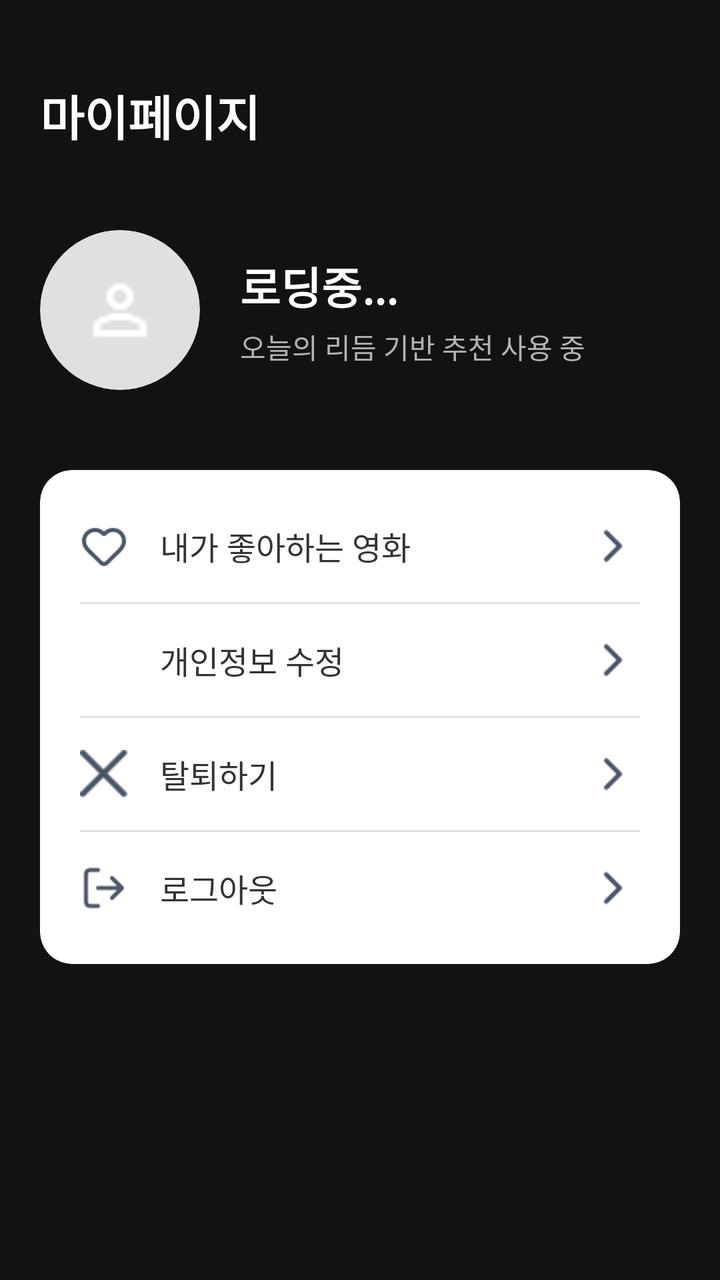
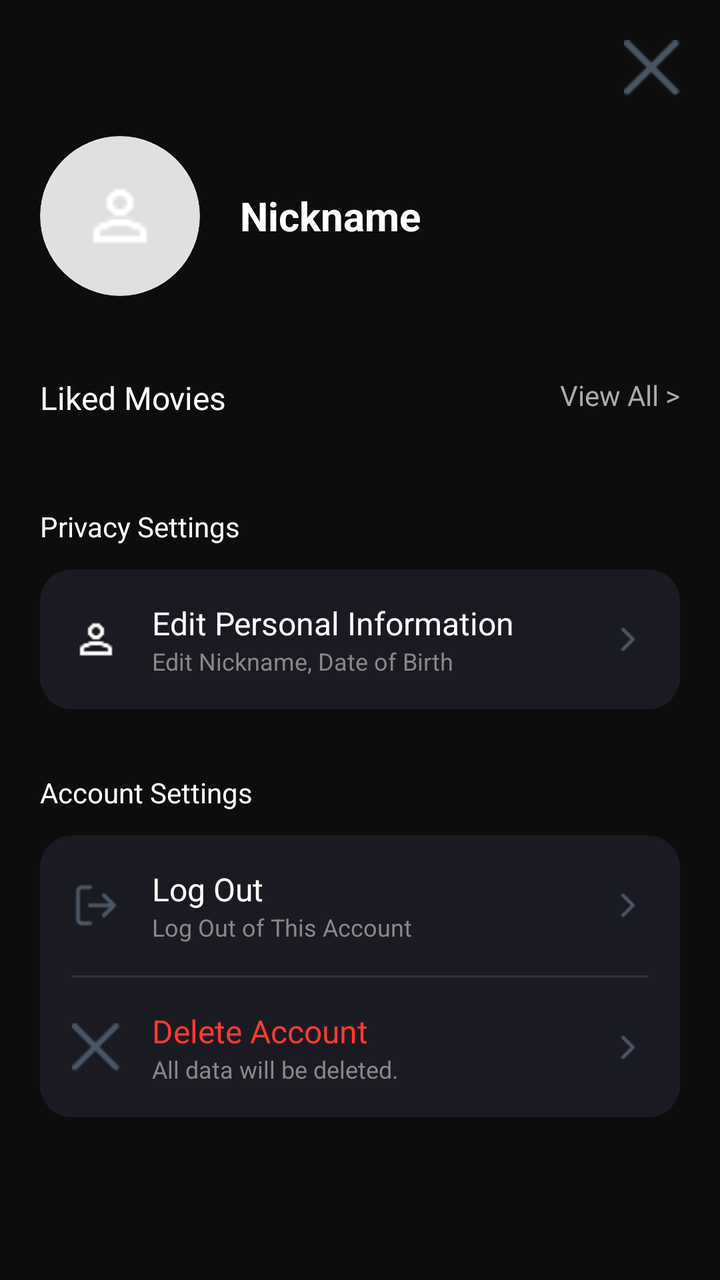

The first picture is an Android layout as it rendered before a commit; the second is the same layout after the commit. The layout source and the unified diff follow.
<!-- AndroidManifest.xml: application theme Theme.App.Starting -->
<!-- res/layout/fragment_my_page.xml -->
<?xml version="1.0" encoding="utf-8"?>
<androidx.constraintlayout.widget.ConstraintLayout
    xmlns:android="http://schemas.android.com/apk/res/android"
    xmlns:app="http://schemas.android.com/apk/res-auto"
    xmlns:tools="http://schemas.android.com/tools"
    android:layout_width="match_parent"
    android:layout_height="match_parent"
    android:background="#121212"
    android:padding="20dp">

    <TextView
        android:id="@+id/tv_page_title"
        android:layout_width="wrap_content"
        android:layout_height="wrap_content"
        android:text="마이페이지"
        android:textColor="#FFFFFF"
        android:textSize="24sp"
        android:textStyle="bold"
        android:layout_marginTop="20dp"
        app:layout_constraintStart_toStartOf="parent"
        app:layout_constraintTop_toTopOf="parent" />

    <androidx.cardview.widget.CardView
        android:id="@+id/cv_profile_image"
        android:layout_width="80dp"
        android:layout_height="80dp"
        android:layout_marginTop="40dp"
        app:cardCornerRadius="40dp"
        app:cardBackgroundColor="#E0E0E0"
        app:cardElevation="0dp"
        app:layout_constraintStart_toStartOf="parent"
        app:layout_constraintTop_toBottomOf="@id/tv_page_title">

        <ImageView
            android:id="@+id/iv_profile_icon"
            android:layout_width="match_parent"
            android:layout_height="match_parent"
            android:padding="20dp"
            android:src="@drawable/ic_person"
            app:tint="#888888" />
    </androidx.cardview.widget.CardView>

    <TextView
        android:id="@+id/tv_user_name"
        android:layout_width="wrap_content"
        android:layout_height="wrap_content"
        android:text="로딩중..."
        android:textColor="#FFFFFF"
        android:textSize="22sp"
        android:textStyle="bold"
        android:layout_marginStart="20dp"
        app:layout_constraintStart_toEndOf="@id/cv_profile_image"
        app:layout_constraintTop_toTopOf="@id/cv_profile_image"
        app:layout_constraintBottom_toTopOf="@id/tv_user_status"
        app:layout_constraintVertical_chainStyle="packed"/>

    <TextView
        android:id="@+id/tv_user_status"
        android:layout_width="wrap_content"
        android:layout_height="wrap_content"
        android:text="오늘의 리듬 기반 추천 사용 중"
        android:textColor="#B3B3B3"
        android:textSize="14sp"
        android:layout_marginStart="20dp"
        android:layout_marginTop="4dp"
        app:layout_constraintStart_toEndOf="@id/cv_profile_image"
        app:layout_constraintTop_toBottomOf="@id/tv_user_name"
        app:layout_constraintBottom_toBottomOf="@id/cv_profile_image"/>

    <androidx.cardview.widget.CardView
        android:layout_width="match_parent"
        android:layout_height="wrap_content"
        android:layout_marginTop="40dp"
        app:cardCornerRadius="16dp"
        app:cardBackgroundColor="#FFFFFF"
        app:cardElevation="0dp"
        app:layout_constraintTop_toBottomOf="@id/cv_profile_image"
        app:layout_constraintStart_toStartOf="parent"
        app:layout_constraintEnd_toEndOf="parent">

        <LinearLayout
            android:layout_width="match_parent"
            android:layout_height="wrap_content"
            android:orientation="vertical"
            android:paddingVertical="10dp">

            <LinearLayout
                android:id="@+id/btn_favorite_movies"
                android:layout_width="match_parent"
                android:layout_height="56dp"
                android:gravity="center_vertical"
                android:clickable="true"
                android:focusable="true"
                android:background="?attr/selectableItemBackground"
                android:paddingHorizontal="20dp">

                <ImageView
                    android:layout_width="24dp"
                    android:layout_height="24dp"
                    android:src="@drawable/ic_emotional"
                    app:tint="#555555"/>
                <TextView
                    android:layout_width="0dp"
                    android:layout_height="wrap_content"
                    android:layout_weight="1"
                    android:text="내가 좋아하는 영화"
                    android:textColor="#333333"
                    android:textSize="16sp"
                    android:layout_marginStart="16dp"/>

                <ImageView
                    android:layout_width="27dp"
                    android:layout_height="wrap_content"
                    android:src="@drawable/ic_to_go"
                    app:tint="#99A1AF" />
            </LinearLayout>

            <View android:layout_width="match_parent" android:layout_height="1dp" android:background="#E0E0E0" android:layout_marginHorizontal="20dp"/>

            <LinearLayout
                android:id="@+id/btn_edit_profile"
                android:layout_width="match_parent"
                android:layout_height="56dp"
                android:gravity="center_vertical"
                android:clickable="true"
                android:focusable="true"
                android:background="?attr/selectableItemBackground"
                android:paddingHorizontal="20dp">

                <ImageView
                    android:layout_width="24dp"
                    android:layout_height="24dp"
                    android:src="@drawable/ic_person"
                    app:tint="#555555"/>
                <TextView
                    android:layout_width="0dp"
                    android:layout_height="wrap_content"
                    android:layout_weight="1"
                    android:text="개인정보 수정"
                    android:textColor="#333333"
                    android:textSize="16sp"
                    android:layout_marginStart="16dp"/>

                <ImageView
                    android:layout_width="27dp"
                    android:layout_height="wrap_content"
                    android:src="@drawable/ic_to_go"
                    app:tint="#99A1AF" />
            </LinearLayout>

            <View android:layout_width="match_parent" android:layout_height="1dp" android:background="#E0E0E0" android:layout_marginHorizontal="20dp"/>

            <LinearLayout
                android:id="@+id/btn_delete_account"
                android:layout_width="match_parent"
                android:layout_height="56dp"
                android:gravity="center_vertical"
                android:clickable="true"
                android:focusable="true"
                android:background="?attr/selectableItemBackground"
                android:paddingHorizontal="20dp">

                <ImageView
                    android:layout_width="24dp"
                    android:layout_height="24dp"
                    android:src="@drawable/ic_close"
                    app:tint="#555555"/>
                <TextView
                    android:layout_width="0dp"
                    android:layout_height="wrap_content"
                    android:layout_weight="1"
                    android:text="탈퇴하기"
                    android:textColor="#333333"
                    android:textSize="16sp"
                    android:layout_marginStart="16dp"/>

                <ImageView
                    android:layout_width="27dp"
                    android:layout_height="wrap_content"
                    android:src="@drawable/ic_to_go"
                    app:tint="#99A1AF" />
            </LinearLayout>

            <View android:layout_width="match_parent" android:layout_height="1dp" android:background="#E0E0E0" android:layout_marginHorizontal="20dp"/>

            <LinearLayout
                android:id="@+id/btn_logout"
                android:layout_width="match_parent"
                android:layout_height="56dp"
                android:gravity="center_vertical"
                android:clickable="true"
                android:focusable="true"
                android:background="?attr/selectableItemBackground"
                android:paddingHorizontal="20dp">

                <ImageView
                    android:layout_width="24dp"
                    android:layout_height="24dp"
                    android:src="@drawable/ic_logout"
                    app:tint="#555555"/>
                <TextView
                    android:layout_width="0dp"
                    android:layout_height="wrap_content"
                    android:layout_weight="1"
                    android:text="로그아웃"
                    android:textColor="#333333"
                    android:textSize="16sp"
                    android:layout_marginStart="16dp"/>

                <ImageView
                    android:layout_width="27dp"
                    android:layout_height="wrap_content"
                    android:src="@drawable/ic_to_go"
                    app:tint="#99A1AF" />
            </LinearLayout>

        </LinearLayout>
    </androidx.cardview.widget.CardView>

</androidx.constraintlayout.widget.ConstraintLayout>
<!-- resources referenced by this layout -->
<resources>
  <!-- drawable ic_close: png bitmap (drawable, 313 bytes) -->
  <!-- drawable ic_emotional: png bitmap (drawable, 720 bytes) -->
  <!-- drawable ic_logout: png bitmap (drawable, 437 bytes) -->
  <!-- drawable ic_person: png bitmap (drawable, 398 bytes) -->
  <!-- drawable ic_to_go: png bitmap (drawable, 201 bytes) -->
  <style name="Theme.App.Starting" parent="Theme.SplashScreen">
          <item name="windowSplashScreenBackground">#121212</item>
          <item name="windowSplashScreenAnimatedIcon">@drawable/ic_main</item>
          <item name="postSplashScreenTheme">@style/Theme.LMHYMVandroid</item>
      </style>
  <!-- drawable ic_main: png bitmap (drawable, 189303 bytes) -->
  <style name="Theme.LMHYMVandroid" parent="Theme.Material3.Light.NoActionBar">
      </style>
</resources>

<!-- the commit's change to res/layout/fragment_my_page.xml (unified diff, before → after) -->
@@ -1,220 +1,226 @@
 <?xml version="1.0" encoding="utf-8"?>
-<androidx.constraintlayout.widget.ConstraintLayout
-    xmlns:android="http://schemas.android.com/apk/res/android"
+<androidx.core.widget.NestedScrollView xmlns:android="http://schemas.android.com/apk/res/android"
     xmlns:app="http://schemas.android.com/apk/res-auto"
-    xmlns:tools="http://schemas.android.com/tools"
     android:layout_width="match_parent"
     android:layout_height="match_parent"
-    android:background="#121212"
+    android:background="#0D0D0D"> <LinearLayout
+    android:layout_width="match_parent"
+    android:layout_height="wrap_content"
+    android:orientation="vertical"
     android:padding="20dp">
 
+    <ImageView
+        android:id="@+id/btn_close_mypage"
+        android:layout_width="28dp"
+        android:layout_height="28dp"
+        android:layout_gravity="end"
+        android:src="@drawable/ic_close"
+        app:tint="#FFFFFF" />
+
+    <LinearLayout
+        android:layout_width="match_parent"
+        android:layout_height="wrap_content"
+        android:orientation="horizontal"
+        android:gravity="center_vertical"
+        android:layout_marginTop="20dp">
+
+        <androidx.cardview.widget.CardView
+            android:layout_width="80dp"
+            android:layout_height="80dp"
+            app:cardCornerRadius="40dp"
+            app:cardBackgroundColor="#E0E0E0"
+            app:cardElevation="0dp">
+            <ImageView
+                android:layout_width="match_parent"
+                android:layout_height="match_parent"
+                android:padding="20dp"
+                android:src="@drawable/ic_person"
+                app:tint="#555555" />
+        </androidx.cardview.widget.CardView>
+
+        <TextView
+            android:id="@+id/tv_user_name"
+            android:layout_width="wrap_content"
+            android:layout_height="wrap_content"
+            android:layout_marginStart="20dp"
+            android:text="Nickname"
+            android:textColor="#FFFFFF"
+            android:textSize="20sp"
+            android:textStyle="bold" />
+    </LinearLayout>
+
+    <RelativeLayout
+        android:layout_width="match_parent"
+        android:layout_height="wrap_content"
+        android:layout_marginTop="40dp"
+        android:layout_marginBottom="12dp">
+
+        <TextView
+            android:layout_width="wrap_content"
+            android:layout_height="wrap_content"
+            android:text="Liked Movies"
+            android:textColor="#FFFFFF"
+            android:textSize="16sp" />
+
+        <TextView
+            android:id="@+id/btn_view_all_movies"
+            android:layout_width="wrap_content"
+            android:layout_height="wrap_content"
+            android:layout_alignParentEnd="true"
+            android:text="View All >"
+            android:textColor="#AAAAAA"
+            android:textSize="14sp" />
+    </RelativeLayout>
+
+    <androidx.recyclerview.widget.RecyclerView
+        android:id="@+id/rv_liked_movies_horizontal"
+        android:layout_width="match_parent"
+        android:layout_height="wrap_content"
+        android:clipToPadding="false"
+        android:orientation="horizontal"
+        app:layoutManager="androidx.recyclerview.widget.LinearLayoutManager" />
+
     <TextView
-        android:id="@+id/tv_page_title"
         android:layout_width="wrap_content"
         android:layout_height="wrap_content"
-        android:text="마이페이지"
+        android:layout_marginTop="32dp"
+        android:text="Privacy Settings"
         android:textColor="#FFFFFF"
-        android:textSize="24sp"
-        android:textStyle="bold"
-        android:layout_marginTop="20dp"
-        app:layout_constraintStart_toStartOf="parent"
-        app:layout_constraintTop_toTopOf="parent" />
-
-    <androidx.cardview.widget.CardView
-        android:id="@+id/cv_profile_image"
-        android:layout_width="80dp"
-        android:layout_height="80dp"
-        android:layout_marginTop="40dp"
-        app:cardCornerRadius="40dp"
-        app:cardBackgroundColor="#E0E0E0"
-        app:cardElevation="0dp"
-        app:layout_constraintStart_toStartOf="parent"
-        app:layout_constraintTop_toBottomOf="@id/tv_page_title">
-
+        android:textSize="14sp"
+        android:layout_marginBottom="12dp"/>
+
+    <LinearLayout
+        android:id="@+id/btn_edit_profile"
+        android:layout_width="match_parent"
+        android:layout_height="wrap_content"
+        android:background="@drawable/bg_setting_card"
+        android:orientation="horizontal"
+        android:gravity="center_vertical"
+        android:padding="16dp">
         <ImageView
-            android:id="@+id/iv_profile_icon"
+            android:layout_width="24dp"
+            android:layout_height="24dp"
+            android:src="@drawable/ic_person"
+            app:tint="#888888"/>
+        <LinearLayout
+            android:layout_width="0dp"
+            android:layout_height="wrap_content"
+            android:layout_weight="1"
+            android:orientation="vertical"
+            android:layout_marginStart="16dp">
+            <TextView
+                android:layout_width="wrap_content"
+                android:layout_height="wrap_content"
+                android:text="Edit Personal Information"
+                android:textColor="#FFFFFF"
+                android:textSize="16sp" />
+            <TextView
+                android:layout_width="wrap_content"
+                android:layout_height="wrap_content"
+                android:text="Edit Nickname, Date of Birth"
+                android:textColor="#888888"
+                android:textSize="12sp" />
+        </LinearLayout>
+        <ImageView
+            android:layout_width="20dp"
+            android:layout_height="20dp"
+            android:src="@drawable/ic_to_go"
+            app:tint="#888888"/>
+    </LinearLayout>
+
+    <TextView
+        android:layout_width="wrap_content"
+        android:layout_height="wrap_content"
+        android:layout_marginTop="32dp"
+        android:text="Account Settings"
+        android:textColor="#FFFFFF"
+        android:textSize="14sp"
+        android:layout_marginBottom="12dp"/>
+
+    <LinearLayout
+        android:layout_width="match_parent"
+        android:layout_height="wrap_content"
+        android:background="@drawable/bg_setting_card"
+        android:orientation="vertical">
+
+        <LinearLayout
+            android:id="@+id/btn_logout"
             android:layout_width="match_parent"
-            android:layout_height="match_parent"
-            android:padding="20dp"
-            android:src="@drawable/ic_person"
-            app:tint="#888888" />
-    </androidx.cardview.widget.CardView>
-
-    <TextView
-        android:id="@+id/tv_user_name"
-        android:layout_width="wrap_content"
-        android:layout_height="wrap_content"
-        android:text="로딩중..."
-        android:textColor="#FFFFFF"
-        android:textSize="22sp"
-        android:textStyle="bold"
-        android:layout_marginStart="20dp"
-        app:layout_constraintStart_toEndOf="@id/cv_profile_image"
-        app:layout_constraintTop_toTopOf="@id/cv_profile_image"
-        app:layout_constraintBottom_toTopOf="@id/tv_user_status"
-        app:layout_constraintVertical_chainStyle="packed"/>
-
-    <TextView
-        android:id="@+id/tv_user_status"
-        android:layout_width="wrap_content"
-        android:layout_height="wrap_content"
-        android:text="오늘의 리듬 기반 추천 사용 중"
-        android:textColor="#B3B3B3"
-        android:textSize="14sp"
-        android:layout_marginStart="20dp"
-        android:layout_marginTop="4dp"
-        app:layout_constraintStart_toEndOf="@id/cv_profile_image"
-        app:layout_constraintTop_toBottomOf="@id/tv_user_name"
-        app:layout_constraintBottom_toBottomOf="@id/cv_profile_image"/>
-
-    <androidx.cardview.widget.CardView
-        android:layout_width="match_parent"
-        android:layout_height="wrap_content"
-        android:layout_marginTop="40dp"
-        app:cardCornerRadius="16dp"
-        app:cardBackgroundColor="#FFFFFF"
-        app:cardElevation="0dp"
-        app:layout_constraintTop_toBottomOf="@id/cv_profile_image"
-        app:layout_constraintStart_toStartOf="parent"
-        app:layout_constraintEnd_toEndOf="parent">
+            android:layout_height="wrap_content"
+            android:orientation="horizontal"
+            android:gravity="center_vertical"
+            android:padding="16dp">
+            <ImageView
+                android:layout_width="24dp"
+                android:layout_height="24dp"
+                android:src="@drawable/ic_logout"
+                app:tint="#888888"/>
+            <LinearLayout
+                android:layout_width="0dp"
+                android:layout_height="wrap_content"
+                android:layout_weight="1"
+                android:orientation="vertical"
+                android:layout_marginStart="16dp">
+                <TextView
+                    android:layout_width="wrap_content"
+                    android:layout_height="wrap_content"
+                    android:text="Log Out"
+                    android:textColor="#FFFFFF"
+                    android:textSize="16sp" />
+                <TextView
+                    android:layout_width="wrap_content"
+                    android:layout_height="wrap_content"
+                    android:text="Log Out of This Account"
+                    android:textColor="#888888"
+                    android:textSize="12sp" />
+            </LinearLayout>
+            <ImageView
+                android:layout_width="20dp"
+                android:layout_height="20dp"
+                android:src="@drawable/ic_to_go"
+                app:tint="#888888"/>
+        </LinearLayout>
+
+        <View android:layout_width="match_parent" android:layout_height="1dp" android:background="#333333" android:layout_marginHorizontal="16dp"/>
 
         <LinearLayout
+            android:id="@+id/btn_delete_account"
             android:layout_width="match_parent"
             android:layout_height="wrap_content"
-            android:orientation="vertical"
-            android:paddingVertical="10dp">
-
+            android:orientation="horizontal"
+            android:gravity="center_vertical"
+            android:padding="16dp">
+            <ImageView
+                android:layout_width="24dp"
+                android:layout_height="24dp"
+                android:src="@drawable/ic_close"
+                app:tint="#888888"/>
             <LinearLayout
-                android:id="@+id/btn_favorite_movies"
-                android:layout_width="match_parent"
-                android:layout_height="56dp"
-                android:gravity="center_vertical"
-                android:clickable="true"
-                android:focusable="true"
-                android:background="?attr/selectableItemBackground"
-                android:paddingHorizontal="20dp">
-
-                <ImageView
-                    android:layout_width="24dp"
-                    android:layout_height="24dp"
-                    android:src="@drawable/ic_emotional"
-                    app:tint="#555555"/>
-                <TextView
-                    android:layout_width="0dp"
-                    android:layout_height="wrap_content"
-                    android:layout_weight="1"
-                    android:text="내가 좋아하는 영화"
-                    android:textColor="#333333"
-                    android:textSize="16sp"
-                    android:layout_marginStart="16dp"/>
-
-                <ImageView
-                    android:layout_width="27dp"
-                    android:layout_height="wrap_content"
-                    android:src="@drawable/ic_to_go"
-                    app:tint="#99A1AF" />
+                android:layout_width="0dp"
+                android:layout_height="wrap_content"
+                android:layout_weight="1"
+                android:orientation="vertical"
+                android:layout_marginStart="16dp">
+                <TextView
+                    android:layout_width="wrap_content"
+                    android:layout_height="wrap_content"
+                    android:text="Delete Account"
+                    android:textColor="#FF3B30"
+                    android:textSize="16sp" />
+                <TextView
+                    android:layout_width="wrap_content"
+                    android:layout_height="wrap_content"
+                    android:text="All data will be deleted."
+                    android:textColor="#888888"
+                    android:textSize="12sp" />
             </LinearLayout>
-
-            <View android:layout_width="match_parent" android:layout_height="1dp" android:background="#E0E0E0" android:layout_marginHorizontal="20dp"/>
-
-            <LinearLayout
-                android:id="@+id/btn_edit_profile"
-                android:layout_width="match_parent"
-                android:layout_height="56dp"
-                android:gravity="center_vertical"
-                android:clickable="true"
-                android:focusable="true"
-                android:background="?attr/selectableItemBackground"
-                android:paddingHorizontal="20dp">
-
-                <ImageView
-                    android:layout_width="24dp"
-                    android:layout_height="24dp"
-                    android:src="@drawable/ic_person"
-                    app:tint="#555555"/>
-                <TextView
-                    android:layout_width="0dp"
-                    android:layout_height="wrap_content"
-                    android:layout_weight="1"
-                    android:text="개인정보 수정"
-                    android:textColor="#333333"
-                    android:textSize="16sp"
-                    android:layout_marginStart="16dp"/>
-
-                <ImageView
-                    android:layout_width="27dp"
-                    android:layout_height="wrap_content"
-                    android:src="@drawable/ic_to_go"
-                    app:tint="#99A1AF" />
-            </LinearLayout>
-
-            <View android:layout_width="match_parent" android:layout_height="1dp" android:background="#E0E0E0" android:layout_marginHorizontal="20dp"/>
-
-            <LinearLayout
-                android:id="@+id/btn_delete_account"
-                android:layout_width="match_parent"
-                android:layout_height="56dp"
-                android:gravity="center_vertical"
-                android:clickable="true"
-                android:focusable="true"
-                android:background="?attr/selectableItemBackground"
-                android:paddingHorizontal="20dp">
-
-                <ImageView
-                    android:layout_width="24dp"
-                    android:layout_height="24dp"
-                    android:src="@drawable/ic_close"
-                    app:tint="#555555"/>
-                <TextView
-                    android:layout_width="0dp"
-                    android:layout_height="wrap_content"
-                    android:layout_weight="1"
-                    android:text="탈퇴하기"
-                    android:textColor="#333333"
-                    android:textSize="16sp"
-                    android:layout_marginStart="16dp"/>
-
-                <ImageView
-                    android:layout_width="27dp"
-                    android:layout_height="wrap_content"
-                    android:src="@drawable/ic_to_go"
-                    app:tint="#99A1AF" />
-            </LinearLayout>
-
-            <View android:layout_width="match_parent" android:layout_height="1dp" android:background="#E0E0E0" android:layout_marginHorizontal="20dp"/>
-
-            <LinearLayout
-                android:id="@+id/btn_logout"
-                android:layout_width="match_parent"
-                android:layout_height="56dp"
-                android:gravity="center_vertical"
-                android:clickable="true"
-                android:focusable="true"
-                android:background="?attr/selectableItemBackground"
-                android:paddingHorizontal="20dp">
-
-                <ImageView
-                    android:layout_width="24dp"
-                    android:layout_height="24dp"
-                    android:src="@drawable/ic_logout"
-                    app:tint="#555555"/>
-                <TextView
-                    android:layout_width="0dp"
-                    android:layout_height="wrap_content"
-                    android:layout_weight="1"
-                    android:text="로그아웃"
-                    android:textColor="#333333"
-                    android:textSize="16sp"
-                    android:layout_marginStart="16dp"/>
-
-                <ImageView
-                    android:layout_width="27dp"
-                    android:layout_height="wrap_content"
-                    android:src="@drawable/ic_to_go"
-                    app:tint="#99A1AF" />
-            </LinearLayout>
-
+            <ImageView
+                android:layout_width="20dp"
+                android:layout_height="20dp"
+                android:src="@drawable/ic_to_go"
+                app:tint="#888888"/>
         </LinearLayout>
-    </androidx.cardview.widget.CardView>
-
-</androidx.constraintlayout.widget.ConstraintLayout>
+    </LinearLayout>
+
+    <View android:layout_width="match_parent" android:layout_height="40dp"/> </LinearLayout>
+</androidx.core.widget.NestedScrollView>
<!-- resource entries referenced after the edit -->
@@ -1,7 +1,11 @@
 <!-- resources referenced by this layout -->
 <resources>
+  <!-- drawable bg_setting_card (drawable) -->
+  <?xml version="1.0" encoding="utf-8"?>
+  <shape xmlns:android="http://schemas.android.com/apk/res/android">
+      <solid android:color="#1A1B22" /> <corners android:radius="16dp" />
+  </shape>
   <!-- drawable ic_close: png bitmap (drawable, 313 bytes) -->
-  <!-- drawable ic_emotional: png bitmap (drawable, 720 bytes) -->
   <!-- drawable ic_logout: png bitmap (drawable, 437 bytes) -->
   <!-- drawable ic_person: png bitmap (drawable, 398 bytes) -->
   <!-- drawable ic_to_go: png bitmap (drawable, 201 bytes) -->
